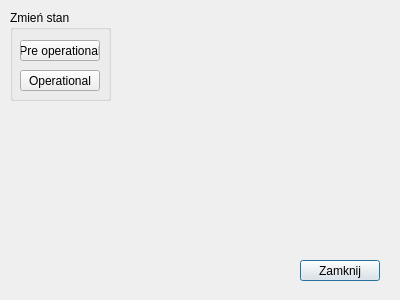
This is canopen.ui in pdudek4/CAN_Serial_QT as Qt 5 draws it before an edit. The edited form follows.
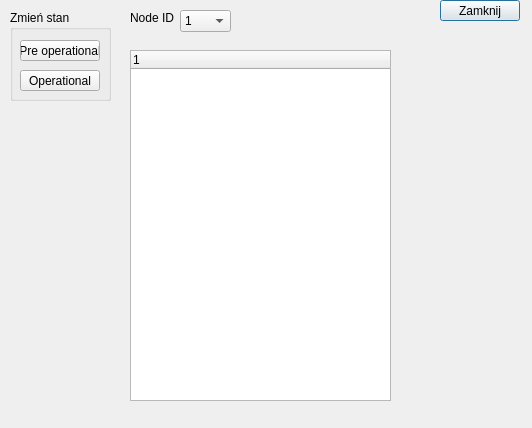
This is the edited form.

Diff of the .ui file:
```diff
--- a/canopen.ui
+++ b/canopen.ui
@@ -6,8 +6,8 @@
    <rect>
     <x>0</x>
     <y>0</y>
-    <width>400</width>
-    <height>300</height>
+    <width>532</width>
+    <height>428</height>
    </rect>
   </property>
   <property name="windowTitle">
@@ -16,8 +16,8 @@
   <widget class="QPushButton" name="pushButtonClose">
    <property name="geometry">
     <rect>
-     <x>300</x>
-     <y>260</y>
+     <x>440</x>
+     <y>0</y>
      <width>80</width>
      <height>21</height>
     </rect>
@@ -65,6 +65,94 @@
     </property>
    </widget>
   </widget>
+  <widget class="QTreeWidget" name="treeWidget">
+   <property name="geometry">
+    <rect>
+     <x>130</x>
+     <y>50</y>
+     <width>261</width>
+     <height>351</height>
+    </rect>
+   </property>
+   <column>
+    <property name="text">
+     <string notr="true">1</string>
+    </property>
+   </column>
+  </widget>
+  <widget class="QLabel" name="label_B0_2">
+   <property name="geometry">
+    <rect>
+     <x>130</x>
+     <y>10</y>
+     <width>51</width>
+     <height>16</height>
+    </rect>
+   </property>
+   <property name="text">
+    <string>Node ID</string>
+   </property>
+  </widget>
+  <widget class="QComboBox" name="comboBoxNodeID">
+   <property name="geometry">
+    <rect>
+     <x>180</x>
+     <y>10</y>
+     <width>51</width>
+     <height>22</height>
+    </rect>
+   </property>
+   <item>
+    <property name="text">
+     <string>1</string>
+    </property>
+   </item>
+   <item>
+    <property name="text">
+     <string>2</string>
+    </property>
+   </item>
+   <item>
+    <property name="text">
+     <string>3</string>
+    </property>
+   </item>
+   <item>
+    <property name="text">
+     <string>4</string>
+    </property>
+   </item>
+   <item>
+    <property name="text">
+     <string>5</string>
+    </property>
+   </item>
+   <item>
+    <property name="text">
+     <string>6</string>
+    </property>
+   </item>
+   <item>
+    <property name="text">
+     <string>7</string>
+    </property>
+   </item>
+   <item>
+    <property name="text">
+     <string>8</string>
+    </property>
+   </item>
+   <item>
+    <property name="text">
+     <string>9</string>
+    </property>
+   </item>
+   <item>
+    <property name="text">
+     <string>10</string>
+    </property>
+   </item>
+  </widget>
  </widget>
  <resources/>
  <connections>
```
